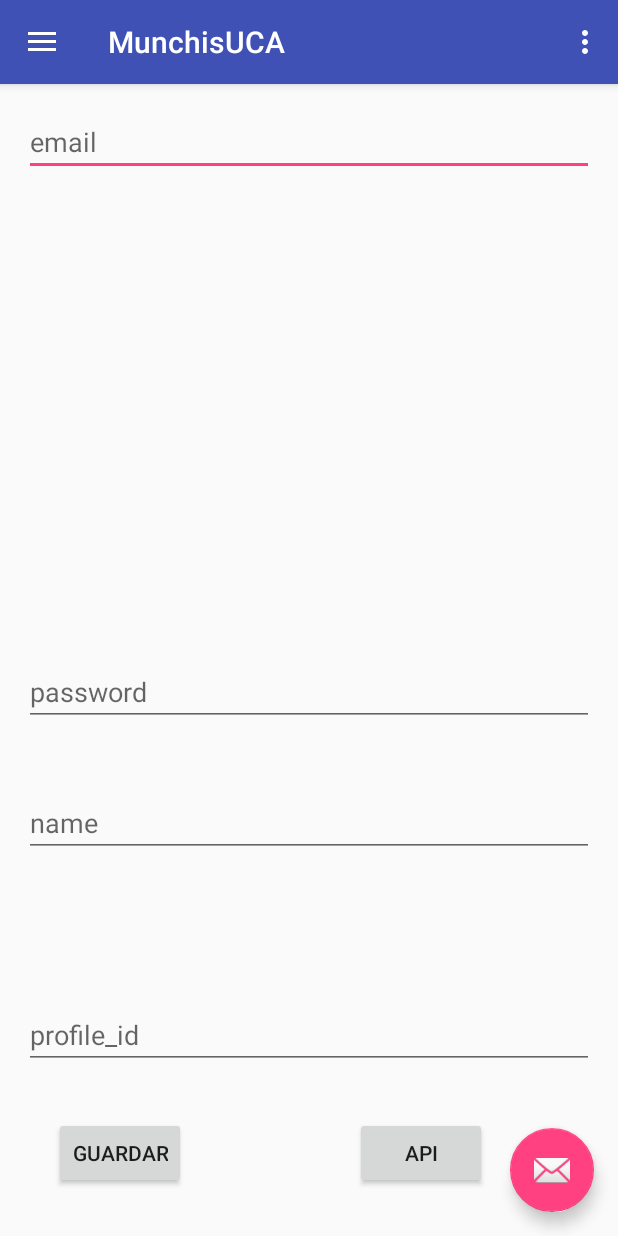
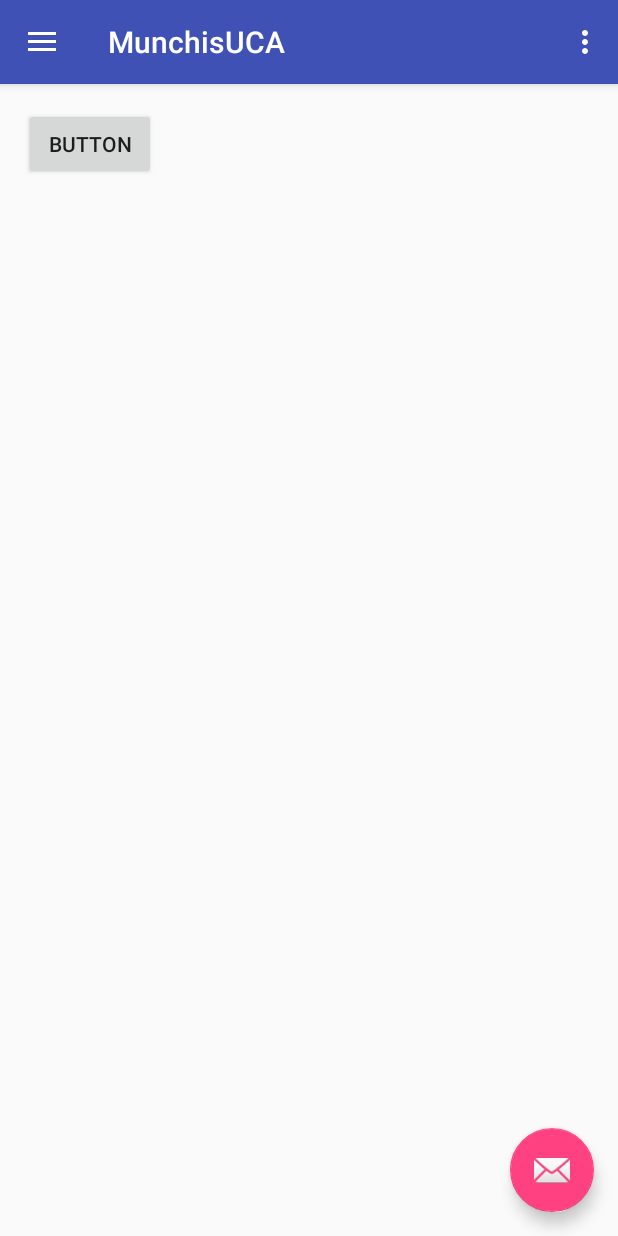
Before and after one commit to uca-isti/android-0204-2-20171C, an Android app: the screen it shows after launch (MainActivity), on a phone screen of 412 x 824 dp. Run offline under Robolectric (Android 15) with nearby library versions, the phone set to English and light mode, and no system bars.

```diff
--- a/android-0204-2-20171C/app/build.gradle
+++ b/android-0204-2-20171C/app/build.gradle
@@ -1,6 +1,4 @@
 apply plugin: 'com.android.application'
-apply plugin: 'realm-android'
-
 
 android {
     compileSdkVersion 25
--- a/android-0204-2-20171C/app/src/main/AndroidManifest.xml
+++ b/android-0204-2-20171C/app/src/main/AndroidManifest.xml
@@ -5,7 +5,6 @@
     <uses-permission android:name="android.permission.INTERNET"/>
 
     <application
-        android:name=".MyApplication"
         android:allowBackup="true"
         android:icon="@mipmap/ic_launcher"
         android:label="@string/app_name"
--- a/android-0204-2-20171C/app/src/main/java/uca/apps/isi/munchisuca/Api/ApiInterface.java
+++ b/android-0204-2-20171C/app/src/main/java/uca/apps/isi/munchisuca/Api/ApiInterface.java
@@ -5,6 +5,7 @@ import java.util.List;
 import okhttp3.ResponseBody;
 import retrofit2.Call;
 import retrofit2.http.GET;
+import uca.apps.isi.munchisuca.models.PlaceModel;
 import uca.apps.isi.munchisuca.models.ProfileModel;
 
 
@@ -14,8 +15,6 @@ import uca.apps.isi.munchisuca.models.ProfileModel;
  */
 
 public interface ApiInterface {
-    @GET("profiles")
-    Call<List<ProfileModel>> getProfile();
-
-
+    @GET("places")
+    Call<List<PlaceModel>> getPlaces();
 }
--- a/android-0204-2-20171C/app/src/main/java/uca/apps/isi/munchisuca/MyApplication.java
+++ /dev/null
@@ -1,18 +0,0 @@
-package uca.apps.isi.munchisuca;
-
-import android.app.Application;
-
-import io.realm.Realm;
-
-/**
- * Created by mcama on 20/4/2017.
- */
-
-public class MyApplication extends Application {
-    @Override
-    public void onCreate() {
-        super.onCreate();
-
-        Realm.init(this);
-    }
-}
--- a/android-0204-2-20171C/app/src/main/res/layout/content_main.xml
+++ b/android-0204-2-20171C/app/src/main/res/layout/content_main.xml
@@ -13,73 +13,15 @@
     tools:context="uca.apps.isi.munchisuca.MainActivity"
     tools:showIn="@layout/app_bar_main">
 
-    <EditText
-        android:id="@+id/email"
-        android:hint="email"
-        android:layout_width="match_parent"
-        android:layout_height="wrap_content"
-        android:layout_below="@+id/flContent"
-        android:layout_alignParentLeft="true"
-        android:layout_alignParentStart="true" />
-
-    <EditText
-        android:id="@+id/password"
-        android:hint="password"
-        android:layout_width="match_parent"
-        android:layout_height="wrap_content"
-        android:layout_above="@+id/name"
-        android:layout_alignParentLeft="true"
-        android:layout_alignParentStart="true"
-        android:layout_marginBottom="42dp" />
-
-    <EditText
-        android:id="@+id/name"
-        android:hint="name"
-        android:layout_width="match_parent"
-        android:layout_height="wrap_content"
-        android:layout_above="@+id/profile_id"
-        android:layout_alignParentLeft="true"
-        android:layout_alignParentStart="true"
-        android:layout_marginBottom="96dp" />
-
-    <EditText
-        android:id="@+id/profile_id"
-        android:hint="profile_id"
-        android:layout_width="match_parent"
-        android:layout_height="wrap_content"
-        android:layout_marginBottom="32dp"
-        android:layout_above="@+id/add"
-        android:layout_alignParentLeft="true"
-        android:layout_alignParentStart="true" />
-
     <FrameLayout
         android:id="@+id/flContent"
         android:layout_width="match_parent"
-        android:layout_height="wrap_content">
+        android:layout_height="match_parent" >
 
+        <Button
+            android:id="@+id/button"
+            android:layout_width="wrap_content"
+            android:layout_height="wrap_content"
+            android:text="Button" />
     </FrameLayout>
-
-    <Button
-        android:id="@+id/button"
-        android:text="API"
-        android:layout_width="wrap_content"
-        android:layout_height="wrap_content"
-        android:layout_alignBaseline="@+id/add"
-        android:layout_alignBottom="@+id/add"
-        android:layout_alignParentRight="true"
-        android:layout_alignParentEnd="true"
-        android:layout_marginRight="71dp"
-        android:layout_marginEnd="71dp" />
-
-    <Button
-        android:id="@+id/add"
-        android:layout_width="wrap_content"
-        android:layout_height="wrap_content"
-        android:text="GUARDAR"
-        android:layout_marginBottom="15dp"
-        android:layout_marginLeft="20dp"
-        android:layout_marginStart="20dp"
-        android:layout_alignParentBottom="true"
-        android:layout_alignParentLeft="true"
-        android:layout_alignParentStart="true" />
 </RelativeLayout>
--- a/android-0204-2-20171C/app/src/main/res/values/strings.xml
+++ b/android-0204-2-20171C/app/src/main/res/values/strings.xml
@@ -16,6 +16,5 @@
     <string name="navigation_drawer_home">Home</string>
     <string name="chek_in">Chek In</string>
     <string name="config">Configuracion</string>
-    <string name="concat_name" formatted="false">NOMBRE USUARIO %s %s</string>
 
 </resources>
--- a/android-0204-2-20171C/build.gradle
+++ b/android-0204-2-20171C/build.gradle
@@ -6,8 +6,6 @@ buildscript {
     }
     dependencies {
         classpath 'com.android.tools.build:gradle:2.3.1'
-        classpath "io.realm:realm-gradle-plugin:3.1.3"
-
 
         // NOTE: Do not place your application dependencies here; they belong
         // in the individual module build.gradle files
```
Also changed, not shown: android-0204-2-20171C/app/src/main/java/uca/apps/isi/munchisuca/MainActivity.java (+11 -52 lines), android-0204-2-20171C/app/src/main/java/uca/apps/isi/munchisuca/activities/Main2Activity.java (deleted, +0 -88 lines), android-0204-2-20171C/app/src/main/java/uca/apps/isi/munchisuca/adapters/ProfileAdapter.java (+10 -15 lines), android-0204-2-20171C/app/src/main/java/uca/apps/isi/munchisuca/models/PlaceModel.java (added, +44 -0 lines), android-0204-2-20171C/app/src/main/java/uca/apps/isi/munchisuca/models/ProfileModel.java (+20 -31 lines), android-0204-2-20171C/app/src/main/res/layout/item_profile.xml (+7 -12 lines).
